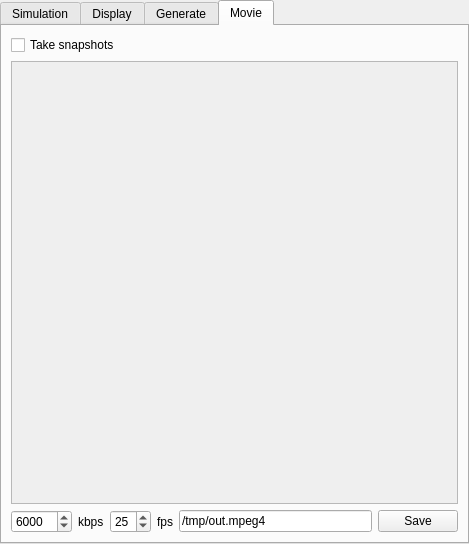
This is gui/qt4/controller.ui in Azeko2xo/woodem as Qt 5 draws it before an edit. The edited form follows.
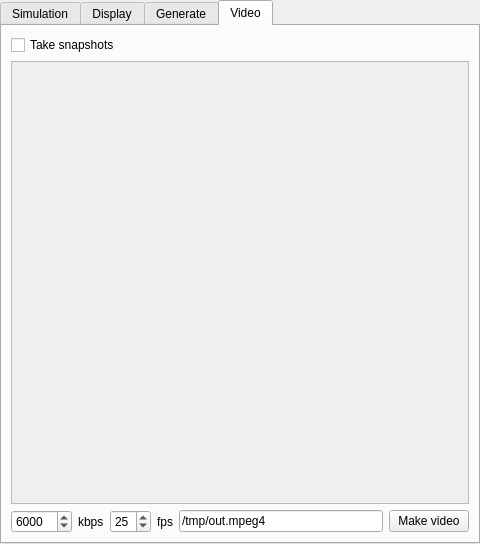
This is the edited form. Icons and pictures are not drawn.

Commit message: 1. Fix crash due to improper locing of the python GIL 2. Add regression tests for labels 3. Add tooltips to the movie interface

The edit to the form file:
```diff
--- a/gui/qt4/controller.ui
+++ b/gui/qt4/controller.ui
@@ -6,7 +6,7 @@
    <rect>
     <x>0</x>
     <y>0</y>
-    <width>469</width>
+    <width>480</width>
     <height>544</height>
    </rect>
   </property>
@@ -761,7 +761,7 @@
      </widget>
      <widget class="QWidget" name="tab_3">
       <attribute name="title">
-       <string>Movie</string>
+       <string>Video</string>
       </attribute>
       <layout class="QGridLayout" name="gridLayout_8">
        <item row="0" column="0">
@@ -787,7 +787,7 @@
              <rect>
               <x>0</x>
               <y>0</y>
-              <width>443</width>
+              <width>454</width>
               <height>424</height>
              </rect>
             </property>
@@ -851,7 +851,7 @@
          <item>
           <widget class="QPushButton" name="movieButton">
            <property name="text">
-            <string>Save</string>
+            <string>Make video</string>
            </property>
           </widget>
          </item>
```
Left out of the diff: 16 changed lines with no effect on the pictures. The commit also changes 6 other files.
